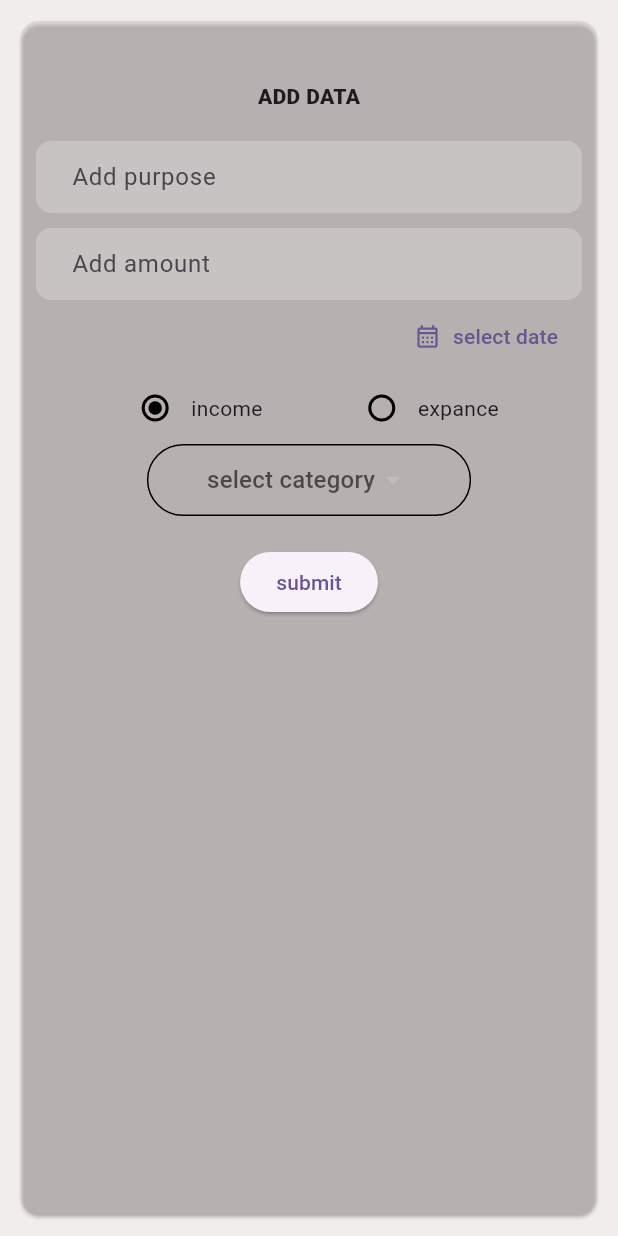
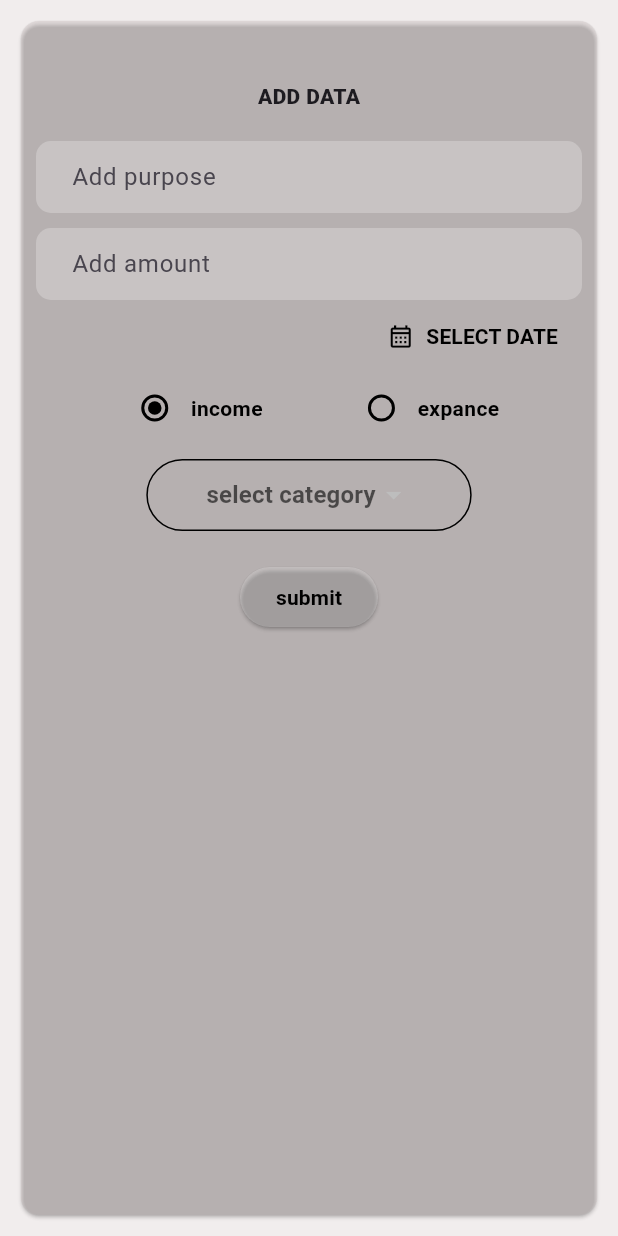
Before and after one commit to SUHAIB-P-A/expance_track, a Flutter app: the screentransationadd screen opened by its route, on a phone screen of 412 x 824 dp. Run offline on Flutter 3.47's test engine with Material 2 defaults, Android fonts, the phone set to English and light mode, and no system bars; our stand-ins replace hive_flutter; accounts and stored records are empty.

Commit message:
ui changes

```diff
--- a/lib/catagory_screen/category_popup_bottamsheet.dart
+++ b/lib/catagory_screen/category_popup_bottamsheet.dart
@@ -52,6 +52,7 @@ Future<void> category_popup(BuildContext ctx) async {
                           title: 'expance', type: catagory_type.expance),
                     ],
                   ),
+                  //button
                   ElevatedButton(
                     style: ButtonStyle(
                       backgroundColor: MaterialStateProperty.all(
--- a/lib/transation_screens/transation_add/transation_add_screen.dart
+++ b/lib/transation_screens/transation_add/transation_add_screen.dart
@@ -92,6 +92,9 @@ class _screentransationaddState extends State<screentransationadd> {
                       TextButton.icon(
                         onPressed: () async {
                           final _selectdatetemp = await showDatePicker(
+                            keyboardType: TextInputType.numberWithOptions(),
+                            confirmText: 'confirm',
+                            cancelText: 'dismiss',
                             context: context,
                             initialDate: DateTime.now(),
                             firstDate: DateTime.now()
@@ -107,10 +110,19 @@ class _screentransationaddState extends State<screentransationadd> {
                             });
                           }
                         },
-                        icon: const Icon(Icons.calendar_month_outlined),
-                        label: Text(_selecteddatetime == null
-                            ? "select date"
-                            : _selecteddatetime.toString()),
+                        icon: const Icon(
+                          Icons.calendar_month_outlined,
+                          color: Colors.black,
+                        ),
+                        label: Text(
+                          _selecteddatetime == null
+                              ? "SELECT DATE"
+                              : _selecteddatetime.toString(),
+                          style: const TextStyle(
+                            color: Colors.black,
+                            fontWeight: FontWeight.bold,
+                          ),
+                        ),
                       ),
                     ],
                   ),
@@ -132,7 +144,13 @@ class _screentransationaddState extends State<screentransationadd> {
                               _dropdowncategoryid = null;
                             },
                           ),
-                          const Text("income")
+                          const Text(
+                            "income",
+                            style: TextStyle(
+                              color: Colors.black,
+                              fontWeight: FontWeight.bold,
+                            ),
+                          )
                         ],
                       ),
                       Row(
@@ -149,12 +167,21 @@ class _screentransationaddState extends State<screentransationadd> {
                               _dropdowncategoryid = null;
                             },
                           ),
-                          const Text("expance")
+                          const Text(
+                            "expance",
+                            style: TextStyle(
+                              color: Colors.black,
+                              fontWeight: FontWeight.bold,
+                            ),
+                          )
                         ],
                       ),
                     ],
                   ),
-                  //category
+                  //categorydropduwn
+                  const SizedBox(
+                    height: 10,
+                  ),
                   Row(
                     mainAxisAlignment: MainAxisAlignment.center,
                     children: [
@@ -175,8 +202,15 @@ class _screentransationaddState extends State<screentransationadd> {
                           padding: const EdgeInsets.symmetric(
                               horizontal: 40.0, vertical: 0.0),
                           child: DropdownButton(
+                            borderRadius: BorderRadius.circular(10),
+                            dropdownColor: Colors.grey,
                             underline: const SizedBox(),
-                            hint: const Text('select category'),
+                            hint: const Text(
+                              'select category',
+                              style: TextStyle(
+                                fontWeight: FontWeight.bold,
+                              ),
+                            ),
                             value: _dropdowncategoryid,
                             items: (_selectedcatagory == catagory_type.income
                                     ? catagory_db
@@ -188,7 +222,12 @@ class _screentransationaddState extends State<screentransationadd> {
                               (e) {
                                 return DropdownMenuItem(
                                   value: e.id,
-                                  child: Text(e.name),
+                                  child: Text(
+                                    e.name,
+                                    style: const TextStyle(
+                                      fontWeight: FontWeight.bold,
+                                    ),
+                                  ),
                                 );
                               },
                             ).toList(),
@@ -209,10 +248,19 @@ class _screentransationaddState extends State<screentransationadd> {
                     mainAxisAlignment: MainAxisAlignment.center,
                     children: [
                       ElevatedButton(
-                          onPressed: () {
-                            Navigator.of(context).pop();
-                          },
-                          child: const Text("submit")),
+                        onPressed: () {
+                          Navigator.of(context).pop();
+                        },
+                        style: ButtonStyle(
+                          backgroundColor:
+                              MaterialStateProperty.all(Colors.white24),
+                        ),
+                        child: const Text(
+                          "submit",
+                          style: TextStyle(
+                              color: Colors.black, fontWeight: FontWeight.bold),
+                        ),
+                      ),
                     ],
                   )
                 ],
```
